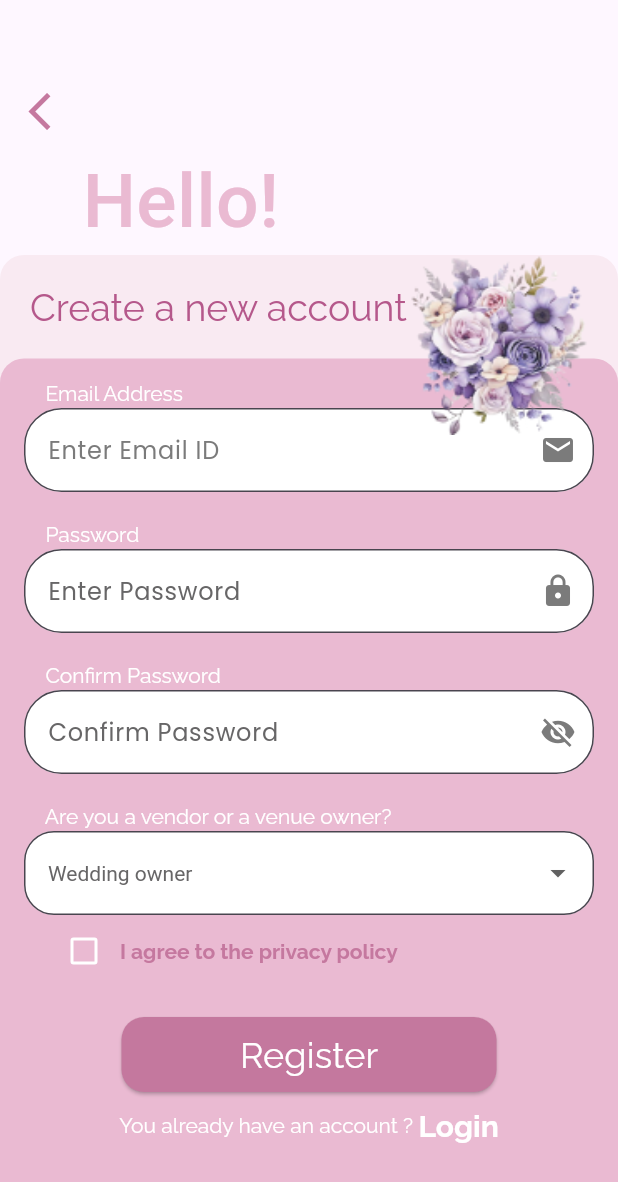
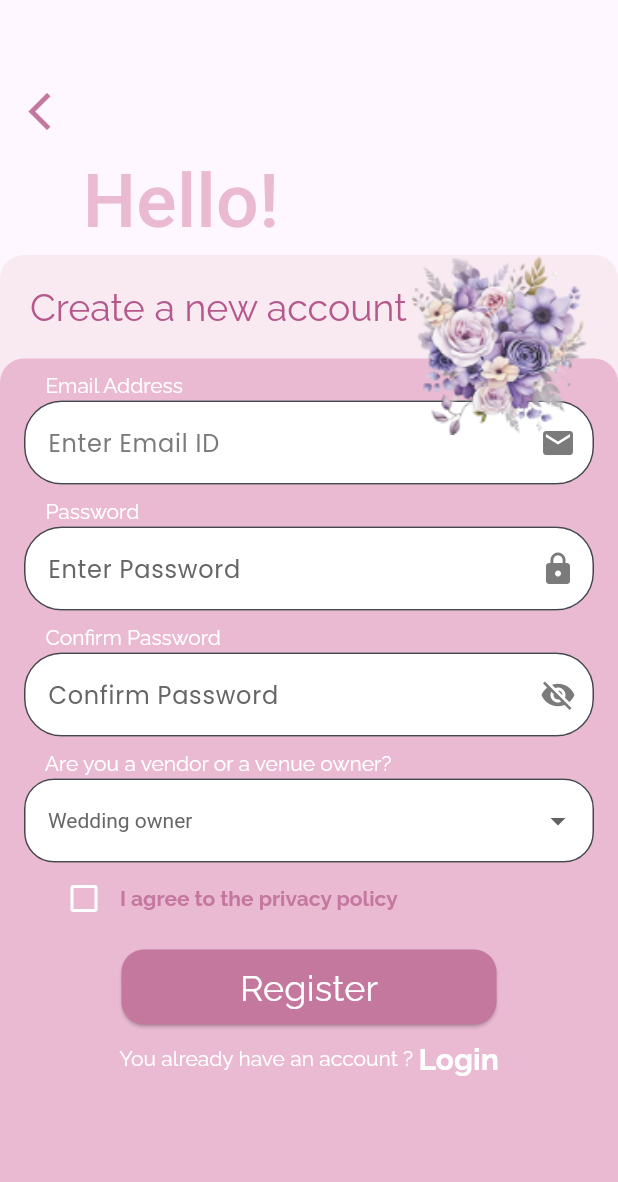
Before and after one commit to safiabokreta/MVP, a Flutter app: the Signup screen opened by its route, on a phone screen of 412 x 824 dp. Shown: the top 1182 px of the screen. Run offline on Flutter 3.47's test engine with Material 3 defaults, Android fonts, the phone set to English and light mode, and no system bars; our stand-ins replace google_fonts, shared_preferences, smooth_page_indicator; accounts and stored records are empty; network calls fail; Roboto replaces fonts that are missing (Jomhuria).

Commit message:
Second commit

```diff
--- a/lib/views/screens/auth/changepassword.dart
+++ b/lib/views/screens/auth/changepassword.dart
@@ -172,7 +172,7 @@ class _ChangepasswordState extends State<Changepassword> {
                                 const Text('    Password'),
                                 const SizedBox(height: 2),
                                 TextFormField(
-                                  obscureText: true,
+                                  obscureText: isObscure,
                                   controller: changepasswordController,
                                   validator: (password) {
                                     if (password == null || password.isEmpty) {
@@ -247,7 +247,7 @@ class _ChangepasswordState extends State<Changepassword> {
                                      suffixIcon: IconButton(
                                         icon: Icon(
                                           isObscure ? Icons.visibility_off : Icons.visibility,
-                                          color: Color.fromARGB(255, 123, 123, 123),
+                                          color: const Color.fromARGB(255, 123, 123, 123),
                                         ),
                                         onPressed: () {
                                           setState(() {
@@ -289,7 +289,7 @@ class _ChangepasswordState extends State<Changepassword> {
                                     ],
                                   ),
                                 ),
-                                const SizedBox(height: 30),
+                                const SizedBox(height: 50),
                               ],
                             ),
                           ),
--- a/lib/views/screens/auth/signup.dart
+++ b/lib/views/screens/auth/signup.dart
@@ -156,7 +156,7 @@ class _SignupState extends State<Signup> {
                                             crossAxisAlignment:
                                                 CrossAxisAlignment.start,
                                             children: [
-                                              const SizedBox(height: 15),
+                                              const SizedBox(height: 10),
                                               const Text('    Email Address'),
                                               const SizedBox(height: 2),
                                               TextFormField(
@@ -212,7 +212,7 @@ class _SignupState extends State<Signup> {
                                                   ),
                                                 ),
                                               ),
-                                              const SizedBox(height: 20),
+                                              const SizedBox(height: 10),
                                               const Text('    Password'),
                                               const SizedBox(height: 2),
                                               TextFormField(
@@ -265,7 +265,7 @@ class _SignupState extends State<Signup> {
                                                   ),
                                                 ),
                                               ),
-                                              const SizedBox(height: 20),
+                                              const SizedBox(height: 10),
                                               const Text('    Confirm Password'),
                                               const SizedBox(height: 2),
                                               TextFormField(
@@ -322,7 +322,7 @@ class _SignupState extends State<Signup> {
                                                   ),
                                                 ),
                                               ),
-                                              const SizedBox(height: 20),
+                                              const SizedBox(height: 10),
                                               const Text(
                                                   '    Are you a vendor or a venue owner?'),
                                               const SizedBox(height: 2),
@@ -481,7 +481,7 @@ class _SignupState extends State<Signup> {
                                                         fontSize: 12),
                                                   ),
                                                 ),
-                                              const SizedBox(height: 20),
+                                              const SizedBox(height: 10),
                                               Row(
                                                 mainAxisAlignment:
                                                     MainAxisAlignment.center,
```
Also changed, not shown: lib/views/screens/auth/login.dart (+8 -5 lines), lib/views/screens/profile/profile.dart (+35 -12 lines).
